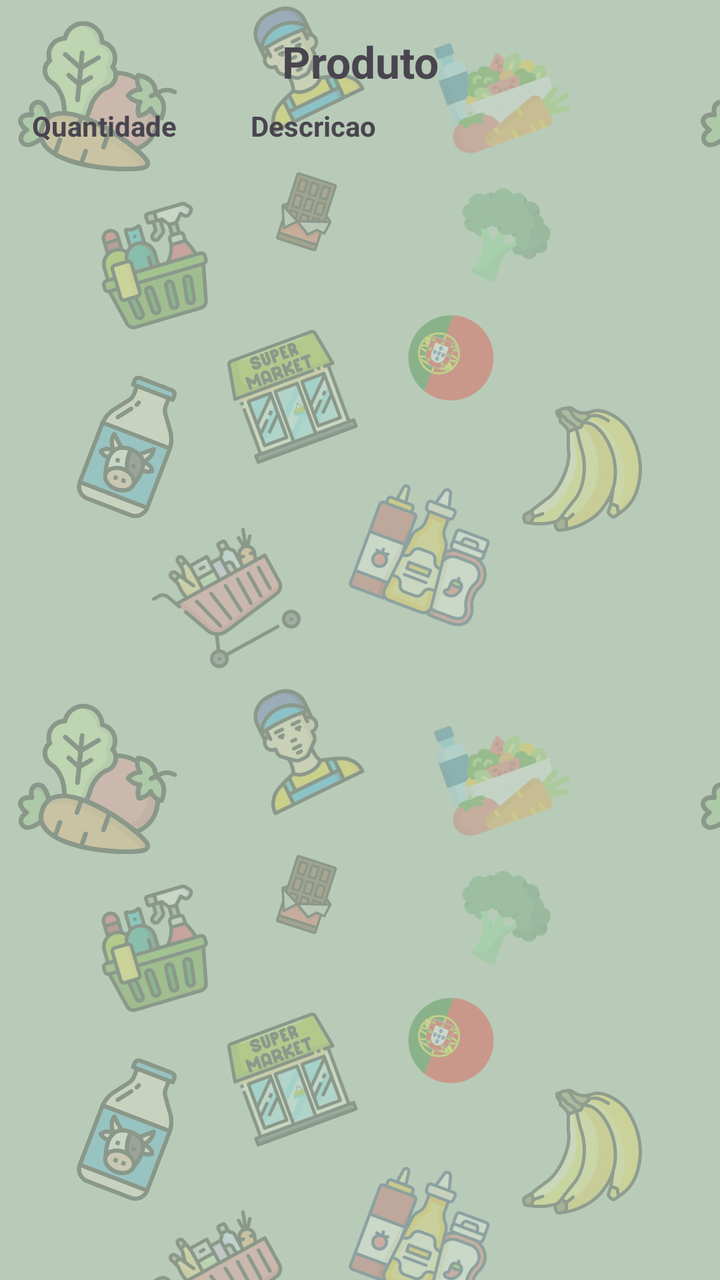
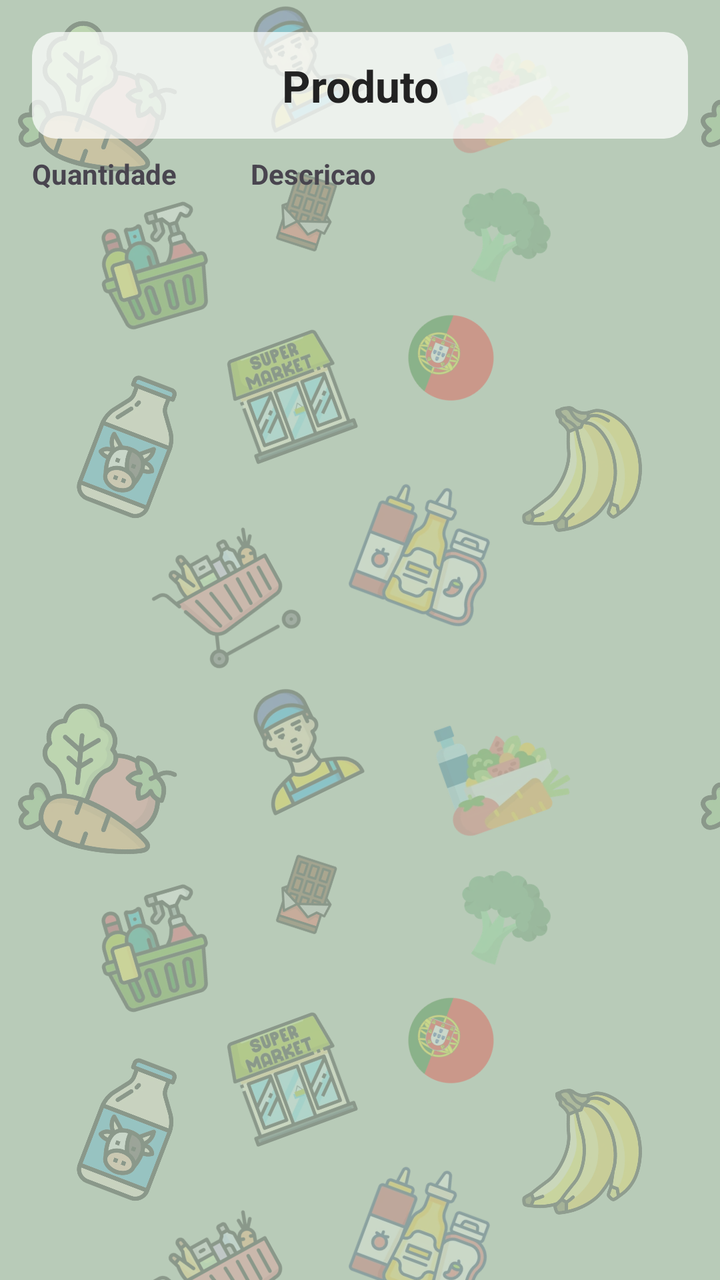

The first picture is an Android layout as it rendered before a commit; the second is the same layout after the commit. The layout source and the unified diff follow.
<!-- AndroidManifest.xml: application theme Theme.ProjectDroid_1220893_1241190 -->
<!-- res/layout/activity_historico_produto.xml -->
<?xml version="1.0" encoding="utf-8"?>
<androidx.constraintlayout.widget.ConstraintLayout xmlns:android="http://schemas.android.com/apk/res/android"
    xmlns:app="http://schemas.android.com/apk/res-auto"
    xmlns:tools="http://schemas.android.com/tools"
    android:id="@+id/main"
    android:layout_width="match_parent"
    android:layout_height="match_parent"
    tools:context=".ui.HistoricoProduto">

    <TextView
        android:id="@+id/tvNomeProduto"
        android:layout_width="0dp"
        android:layout_height="wrap_content"
        android:layout_margin="16dp"
        android:gravity="center"
        android:textSize="22sp"
        android:textStyle="bold"
        android:text="Produto"
        app:layout_constraintTop_toTopOf="parent"
        app:layout_constraintStart_toStartOf="parent"
        app:layout_constraintEnd_toEndOf="parent" />

    <LinearLayout
        android:id="@+id/header"
        android:layout_width="0dp"
        android:layout_height="wrap_content"
        android:orientation="horizontal"
        android:paddingHorizontal="16dp"
        android:paddingVertical="8dp"
        app:layout_constraintTop_toBottomOf="@id/tvNomeProduto"
        app:layout_constraintStart_toStartOf="parent"
        app:layout_constraintEnd_toEndOf="parent">

        <TextView
            android:layout_width="0dp"
            android:layout_height="wrap_content"
            android:layout_weight="1"
            android:textStyle="bold"
            android:text="Quantidade" />

        <TextView
            android:layout_width="0dp"
            android:layout_height="wrap_content"
            android:layout_weight="2"
            android:textStyle="bold"
            android:text="Descricao" />
    </LinearLayout>

    <androidx.recyclerview.widget.RecyclerView
        android:id="@+id/rvHistorico"
        android:layout_width="0dp"
        android:layout_height="0dp"
        app:layout_constraintTop_toBottomOf="@id/header"
        app:layout_constraintBottom_toBottomOf="parent"
        app:layout_constraintStart_toStartOf="parent"
        app:layout_constraintEnd_toEndOf="parent" />
</androidx.constraintlayout.widget.ConstraintLayout>
<!-- resources referenced by this layout -->
<resources>
  <style name="Theme.ProjectDroid_1220893_1241190" parent="Base.Theme.ProjectDroid_1220893_1241190" />
  <style name="Base.Theme.ProjectDroid_1220893_1241190" parent="Theme.Material3.DayNight.NoActionBar">
          
          <item name="android:windowBackground">@drawable/fundo_supermercado</item>
  
          
          <item name="colorPrimary">@color/verde_botao</item>
          <item name="colorOnPrimary">@color/white</item>
          <item name="colorPrimaryContainer">@color/verde_botao</item>
  
          
          <item name="editTextStyle">@style/fundoElementosLayout</item>
          <item name="spinnerStyle">@style/fundoElementosLayout</item>
  
  
  
      </style>
  <!-- drawable fundo_supermercado (drawable) -->
  <?xml version="1.0" encoding="utf-8"?>
  <bitmap xmlns:android="http://schemas.android.com/apk/res/android"
      android:src="@drawable/padrao_fundo"
      android:tileMode="repeat" />
  <color name="verde_botao">#3E6B48</color>
  <color name="white">#FFFFFFFF</color>
  <style name="fundoElementosLayout" parent="Widget.AppCompat.EditText">
          <item name="android:background">@drawable/fundo_edittext</item>
          <item name="android:padding">12dp</item>
          <item name="android:textColor">#222222</item>
          <item name="android:textColorHint">#6B6B6B</item>
      </style>
  <!-- drawable padrao_fundo: png bitmap (drawable-nodpi, 387805 bytes) -->
  <!-- drawable fundo_edittext (drawable) -->
  <?xml version="1.0" encoding="utf-8"?>
  <shape xmlns:android="http://schemas.android.com/apk/res/android"
      android:shape="rectangle">
      <solid android:color="#BCFFFFFF" />
      <corners android:radius="12dp" />
  </shape>
</resources>

<!-- the commit's change to res/layout/activity_historico_produto.xml (unified diff, before → after) -->
@@ -9,6 +9,7 @@
 
     <TextView
         android:id="@+id/tvNomeProduto"
+        style="@style/fundoElementosLayout"
         android:layout_width="0dp"
         android:layout_height="wrap_content"
         android:layout_margin="16dp"
